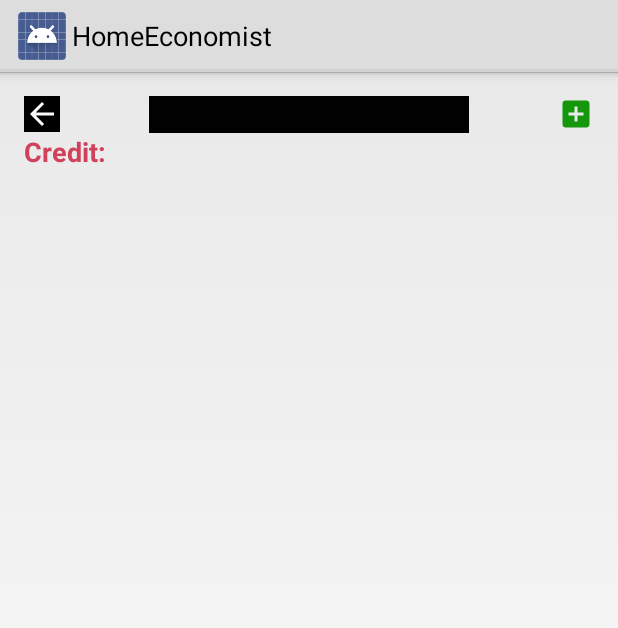
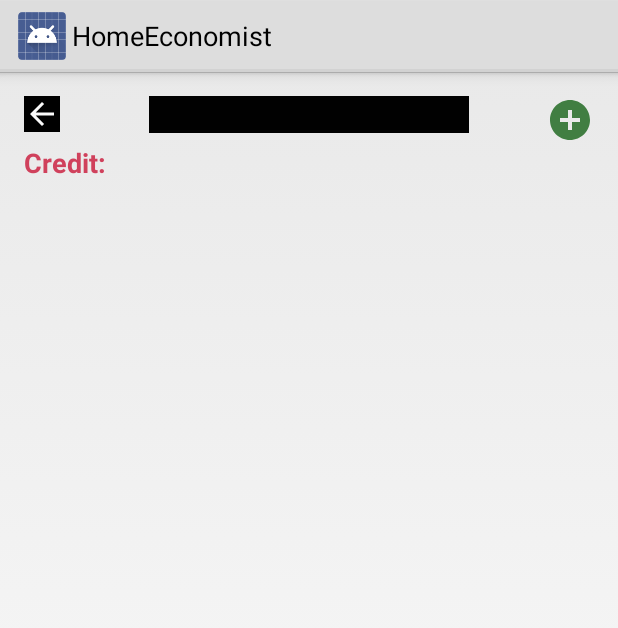
Before and after one commit to marc-kase/HomeEconomist, an Android app: the layout activity_day_shoppinglist_page.xml on its own in the app's theme, with its tools: preview values and no code run, on a phone screen of 412 x 824 dp. Shown: the top 628 px of the screen. Run offline under Robolectric (Android 15) with nearby library versions, the phone set to English and light mode, and no system bars.

Commit message:
Changed vecor-assests

```diff
--- a/app/build.gradle
+++ b/app/build.gradle
@@ -11,7 +11,7 @@ android {
         applicationId "kz.gereski.m.homebank"
         minSdkVersion 16
         targetSdkVersion 23
-        versionCode 25
+        versionCode 26
         versionName '0.2'
     }
     buildTypes {
--- a/app/src/main/java/kz/gereski/m/homebank/DayShoppingListPageActivity.java
+++ b/app/src/main/java/kz/gereski/m/homebank/DayShoppingListPageActivity.java
@@ -171,7 +171,7 @@ public class DayShoppingListPageActivity extends Activity {
             });
 
             if (editable) {
-                ivDel.setImageResource(R.drawable.ic_cancel);
+                ivDel.setImageResource(R.drawable.ic_remove);
                 ivDel.setOnClickListener(new View.OnClickListener() {
                     @Override
                     public void onClick(View v) {
--- /dev/null
+++ b/app/src/main/res/drawable/ic_add2.xml
@@ -0,0 +1,9 @@
+<vector xmlns:android="http://schemas.android.com/apk/res/android"
+        android:width="32dp"
+        android:height="32dp"
+        android:viewportWidth="24.0"
+        android:viewportHeight="24.0">
+    <path
+        android:fillColor="#FF417E42"
+        android:pathData="M12,2C6.48,2 2,6.48 2,12s4.48,10 10,10 10,-4.48 10,-10S17.52,2 12,2zm5,11h-4v4h-2v-4H7v-2h4V7h2v4h4v2z"/>
+</vector>
--- a/app/src/main/res/layout/activity_day_shoppinglist_page.xml
+++ b/app/src/main/res/layout/activity_day_shoppinglist_page.xml
@@ -44,7 +44,7 @@
                 android:layout_height="wrap_content"
                 android:layout_alignParentRight="true"
                 android:background="#00ffffff"
-                android:src="@drawable/ic_add"
+                android:src="@drawable/ic_add2"
                 android:scaleType="fitXY" />
         </RelativeLayout>
 
```
Also changed, not shown: app/src/main/java/kz/gereski/m/homebank/GroupsPageActivity.java (+7 -6 lines), app/src/main/res/drawable/ic_remove.xml (added, +9 -0 lines).
